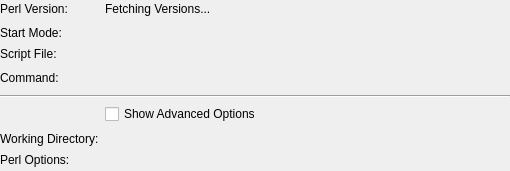
Above: src/brickv/plugin_system/plugins/red/ui/program_info_perl.ui from Tinkerforge/brickv before the change. Below: the same form after it.
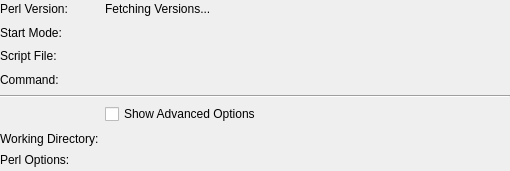
That is the form after the change.

Commit message: red-brick/pi: Fix label text alignment

Diff of the .ui file:
```diff
--- a/src/brickv/plugin_system/plugins/red/ui/program_info_perl.ui
+++ b/src/brickv/plugin_system/plugins/red/ui/program_info_perl.ui
@@ -38,9 +38,6 @@
        <property name="text">
         <string>Script File:</string>
        </property>
-       <property name="alignment">
-        <set>Qt::AlignLeading|Qt::AlignLeft|Qt::AlignTop</set>
-       </property>
       </widget>
      </item>
      <item row="3" column="0">
@@ -48,9 +45,6 @@
        <property name="text">
         <string>Command:</string>
        </property>
-       <property name="alignment">
-        <set>Qt::AlignLeading|Qt::AlignLeft|Qt::AlignTop</set>
-       </property>
       </widget>
      </item>
      <item row="6" column="0">
```
Left out of the diff: 3 changed lines with no effect on the pictures. The commit also changes 10 other files.
